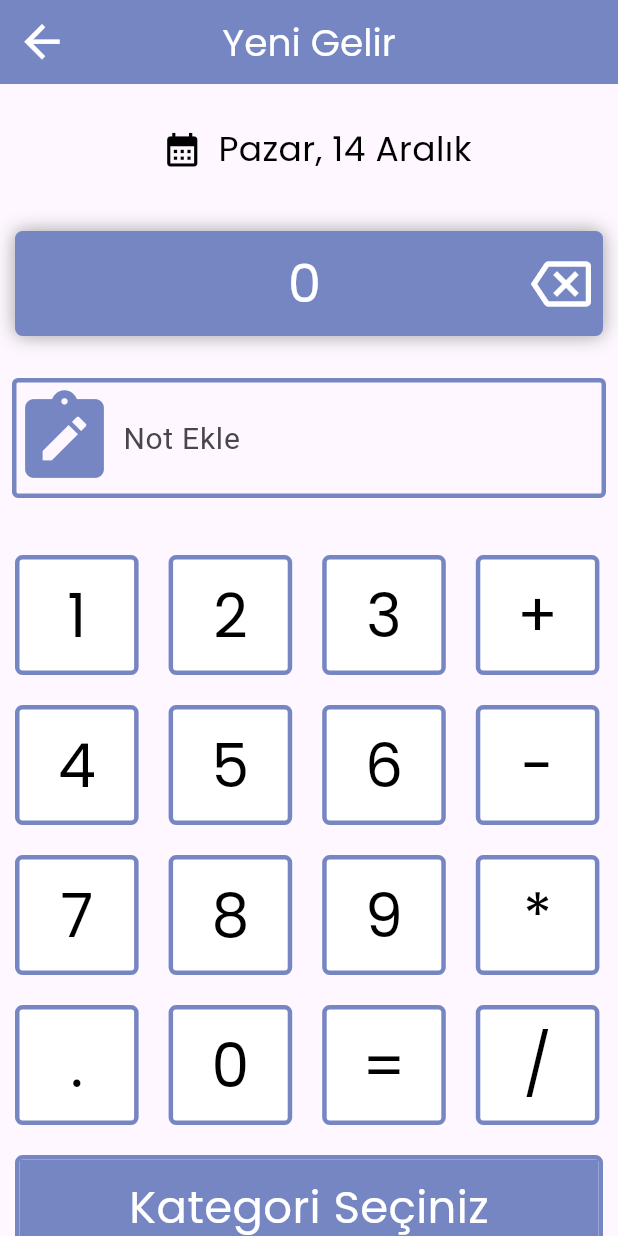
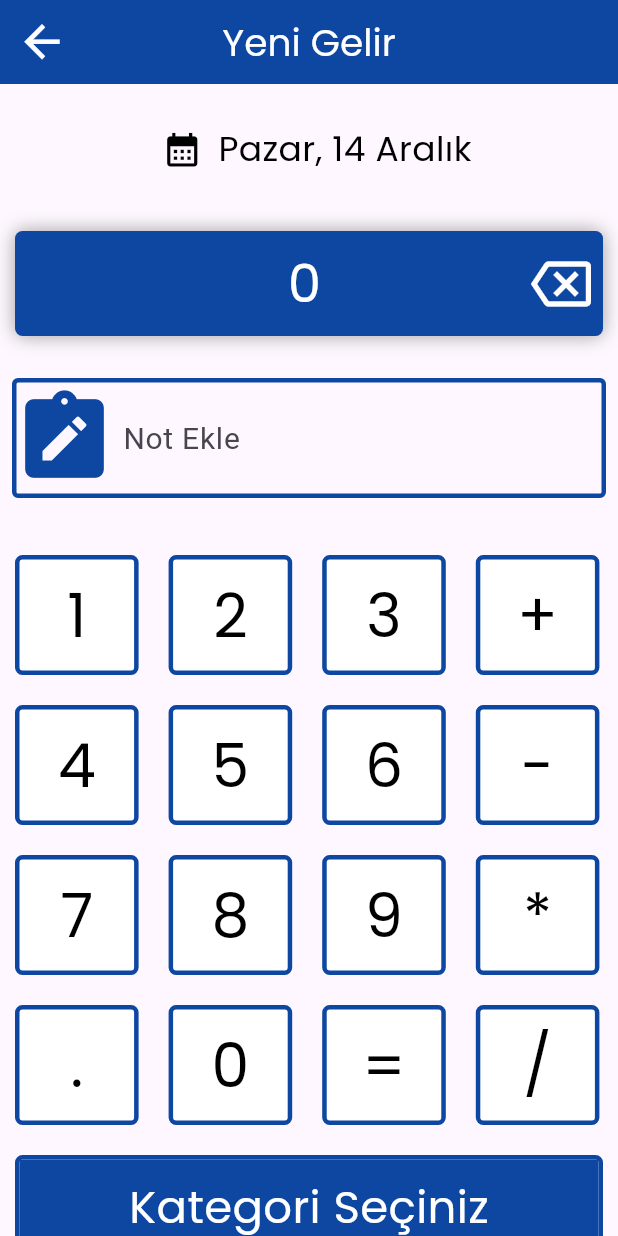
Before and after one commit to imroniipek/finansal_kocluk_takip, a Flutter app: the screen it shows after launch, after a tap on the "menu" icon, after a tap on the "add" icon, on a phone screen of 412 x 824 dp. Run offline on Flutter 3.47's test engine with Material 3 defaults, Android fonts, the light colour scheme and no system bars; our stand-ins replace fl_chart, flutter_bloc, get_it, google_fonts, sqflite; accounts and stored records are empty.

Commit message:
Frontend kısmı güncellendi ve hesap makinesi güncellendi

```diff
--- a/lib/core/sabitler.dart
+++ b/lib/core/sabitler.dart
@@ -3,11 +3,11 @@ import 'package:intl/intl.dart';
 import '../data/model/expense.dart';
 
 class Sabitler{
-  static Color incomeColor =Color(0xFF7686C2);
+  static Color incomeColor =Colors.blue.shade900;//Color(0xFF7686C2);
 
-  static Color expensesColor=Color(0xFFE57373);
+  static Color expensesColor=Colors.red.shade900;//Color(0xFFE57373);
 
-  static Color generalPrimaryColor=Colors.deepPurple;
+  static Color generalPrimaryColor=Colors.black;
 
   static Map<String,String> days={
 
@@ -61,7 +61,7 @@ class Sabitler{
   }
 
   static List<Color> get colorsForExpensesButtons => [
-    Color(0xFF527483),
+    /*Color(0xFF527483),
     Color(0xFF7686C2),
     Colors.lime.shade400,
     Color(0xFF66D1C4),
@@ -72,7 +72,19 @@ class Sabitler{
     Color(0xFF7DA1D5),
     Color(0xFF81C784),
     Color(0xFFEAA96A),
-    Color(0xFFC4BBBB),
+    Color(0xFFC4BBBB),*/
+    Colors.green.shade900,
+    Colors.deepPurple,
+    Colors.red.shade900,
+    Colors.brown.shade800,
+    Colors.blue.shade900,
+    Colors.amber,
+    Colors.lime,
+    Colors.lightBlueAccent,
+    Colors.pink.shade900,
+    Colors.deepOrange,
+    Colors.lightGreenAccent,
+    Colors.brown.shade800
   ];
   static Map<IconData,String> incomeSelections={
 
@@ -99,16 +111,16 @@ class Sabitler{
   };
 
   static const Map<String, Color> expenseColorsMap = {
-    "Araba":Color(0xFF527483),
-    "Ev":  Color(0xFF7686C2),
-    "Gıda":Color(0xFFCDDC39),
-    "Eğlence":  Color(0xFF66D1C4),
-    "Faturalar":  Color(0xFFE6AE67),
-    "Giyim":  Color(0xFFCF7F94),
-    "Haberleşme":  Color(0xFFA67C6E),
-    "Ulaşım": Color(0xFF9B8CED),
-    "Sağlık": Color(0xFF7DA1D5),
-    "Evcil Hayvan": Color(0xFF81C784),
+    "Araba":Color(0xFF1B5E20),
+    "Ev":Color(0xFF673AB7),
+    "Gıda": Color(0xFFB71C1C),
+    "Eğlence": Color(0xFF3E2723),
+    "Faturalar":Color(0xFF0D47A1),
+    "Giyim":Color(0xFFFBC02D),
+    "Haberleşme":   Color(0xFFCDDC39),
+    "Ulaşım": Color(0xFF40C4FF),
+    "Sağlık":Color(0xFF880E4F),
+    "Evcil Hayvan":Color(0xFFFF5722),
   };
   static Map<String,double>calculateAmountPriceByCategory(List<ExpenseModel>expenses)
   {
--- a/lib/home_page/view/home_page.dart
+++ b/lib/home_page/view/home_page.dart
@@ -35,9 +35,8 @@ class _HomePageState extends State<HomePage> {
   @override
   Widget build(BuildContext context) {
     return Scaffold(
-
+        backgroundColor: Colors.black38,
         drawer: MyDrawer(),
-
         appBar: AppBar(
 
           iconTheme: IconThemeData(color: Colors.white, size: 30,),
@@ -49,12 +48,12 @@ class _HomePageState extends State<HomePage> {
         ),
         body:
         SingleChildScrollView(
-
-          child: Column(
+                    child: Column(
             crossAxisAlignment: CrossAxisAlignment.start,
 
             children: [
-              const SizedBox(height: 10),
+
+              Divider(color:Colors.white,thickness: 5,),
 
               Row(
                 children: [
@@ -67,7 +66,7 @@ class _HomePageState extends State<HomePage> {
                         context.read<DateBloc>().add(DateEvent(date:selectedDate));
                       }
                     },
-                    icon: Icon(Icons.calendar_month, size: 30, color: Sabitler.generalPrimaryColor,),
+                    icon: Icon(Icons.calendar_month, size: 30, color: Colors.white,),
                   ),
 
 
@@ -77,9 +76,9 @@ class _HomePageState extends State<HomePage> {
                         buildWhen: (prev, curr) => prev.displayDate != curr.displayDate,
                         builder: (context, homeState) {
                           if (homeState.displayDate != null) {
-                            return Text(homeState.displayDate!, style: GoogleFonts.poppins(fontSize: 20),);
+                            return Text(homeState.displayDate!, style: GoogleFonts.poppins(fontSize: 20,color:Colors.white),);
                           }
-                          return Text(dateState.date, style: GoogleFonts.poppins(fontSize: 20),);
+                          return Text(dateState.date, style: GoogleFonts.poppins(fontSize: 20,color:Colors.white),);
                         },
                       );
                     },
@@ -147,9 +146,8 @@ class _HomePageState extends State<HomePage> {
                         isOpen = !isOpen;
                       });
 
-
                     },
-                    icon: Icon(Icons.menu, size: 45, color: Sabitler.generalPrimaryColor,),
+                    icon: Icon(Icons.menu, size: 45, color: Colors.white,),
                   ),
                   CurrentBalance(),
                   IconButton(
@@ -161,7 +159,7 @@ class _HomePageState extends State<HomePage> {
                         });
 
                       },
-                      icon: Icon(Icons.menu, size: 45, color: Sabitler.generalPrimaryColor,)),
+                      icon: Icon(Icons.menu, size: 45, color: Colors.white,)),
                 ],
               ),
               const SizedBox(height: 5),
--- a/lib/home_page/widgets/current_balance.dart
+++ b/lib/home_page/widgets/current_balance.dart
@@ -18,8 +18,9 @@ class CurrentBalance extends StatelessWidget {
           width: MediaQuery.of(context).size.width / 1.6,
           height: 45,
           decoration: BoxDecoration(
-            color: Sabitler.generalPrimaryColor,
+            color: Colors.black,
             borderRadius: BorderRadius.circular(5),
+            border:Border.all(color:Colors.white,width: 3)
           ),
           child: Center(
             child: Text("Bakiye ${state.currentBalance.toStringAsFixed(2)} ₺ ", style: GoogleFonts.poppins(fontSize: 22, color: Colors.white),),
--- a/lib/home_page/widgets/drawer.dart
+++ b/lib/home_page/widgets/drawer.dart
@@ -10,14 +10,14 @@ class MyDrawer extends StatelessWidget {
   @override
   Widget build(BuildContext context) {
     return Drawer(
-      backgroundColor: Colors.white,
+      backgroundColor: Colors.black,
       child: SafeArea(
         child: Padding(
           padding: const EdgeInsets.symmetric(horizontal: 16, vertical: 20),
           child: Column(
             crossAxisAlignment: CrossAxisAlignment.start,
             children: [
-              Text("Cüzdanım360", style: TextStyle(fontSize: 28, fontWeight: FontWeight.bold, color: Colors.deepPurple.shade700,),),
+              Text("Cüzdanım360", style: TextStyle(fontSize: 28, fontWeight: FontWeight.bold, color: Colors.white,),),
               const SizedBox(height: 20),
               Divider(color: Colors.grey, thickness: 2),
               const SizedBox(height: 20),
@@ -45,9 +45,9 @@ class MyDrawer extends StatelessWidget {
             padding: const EdgeInsets.symmetric(horizontal: 14),
             child: Row(
               children: [
-                Icon(icon, color: Colors.deepPurple.shade400),
+                Icon(icon, color: Colors.black),
                 const SizedBox(width: 12),
-                Text(label, style: TextStyle(fontSize: 18, color: Colors.deepPurple.shade700, fontWeight: FontWeight.w500,),
+                Text(label, style: TextStyle(fontSize: 18, color: Colors.black, fontWeight: FontWeight.w500,),
                 ),
               ],
             ),
--- a/lib/home_page/widgets/expenses_donut_chart.dart
+++ b/lib/home_page/widgets/expenses_donut_chart.dart
@@ -19,7 +19,7 @@ class _ExpensesDonutChartState extends State<ExpensesDonutChart> {
     if (widget.expenses.isEmpty) {
       return SizedBox(
         height: 250,
-        child: Center(child: Text("Henüz herhangi bir veri yok",style:GoogleFonts.poppins(color:Colors.black,fontSize: 18,fontWeight: FontWeight.w400))
+        child: Center(child: Text("Henüz herhangi bir veri yok",style:GoogleFonts.poppins(color:Colors.white,fontSize: 18,fontWeight: FontWeight.w400))
       ));
     }
 
@@ -51,12 +51,12 @@ class _ExpensesDonutChartState extends State<ExpensesDonutChart> {
 
           Positioned(
             top:100,
-            left:80,
+            left:67,
             child: Column(
               children: [
-              Text("+ ${calculateTotalIncomeAmount().toStringAsFixed(2)}₺",style:GoogleFonts.poppins(color:Colors.green,fontSize: 17,fontWeight: FontWeight.w400)),
+              Text("+ ${calculateTotalIncomeAmount().toStringAsFixed(2)}₺",style:GoogleFonts.poppins(color:Colors.lightGreenAccent,fontSize: 17,fontWeight: FontWeight.w400)),
               const SizedBox(height: 20),
-              Text("- ${calculateTotalExpensesAmount().toStringAsFixed(2)}₺",style:GoogleFonts.poppins(color:Colors.red.shade900,fontSize: 17,fontWeight: FontWeight.w400)),
+              Text("- ${calculateTotalExpensesAmount().toStringAsFixed(2)}₺",style:GoogleFonts.poppins(color:Colors.red.shade400,fontSize: 17,fontWeight: FontWeight.w400)),
             ],),
           ),
         ]
--- a/lib/income_expense_page/view/income_expanse_page.dart
+++ b/lib/income_expense_page/view/income_expanse_page.dart
@@ -47,7 +47,6 @@ class _IncomeExpansePageState extends State<IncomeExpansePage> {
   Widget build(BuildContext context) {
 
     return Scaffold(
-
       appBar:
 
       (widget.modelId==null)?
--- a/lib/income_expense_page/widgets/note_textfield.dart
+++ b/lib/income_expense_page/widgets/note_textfield.dart
@@ -3,10 +3,7 @@ import 'package:flutter/material.dart';
 class NoteTextfield extends StatefulWidget {
 
   final void Function(String note) onTap;
-
   final Color textfieldColor;
-
-
   const NoteTextfield({super.key,required this.onTap,required this.textfieldColor});
 
   @override
```
Also changed, not shown: lib/home_page/widgets/income_expenses_listtile.dart (+2 -9 lines), lib/income_expense_page/bloc/income_expense_page_bloc/amount_calculator_bloc.dart (+30 -23 lines).
